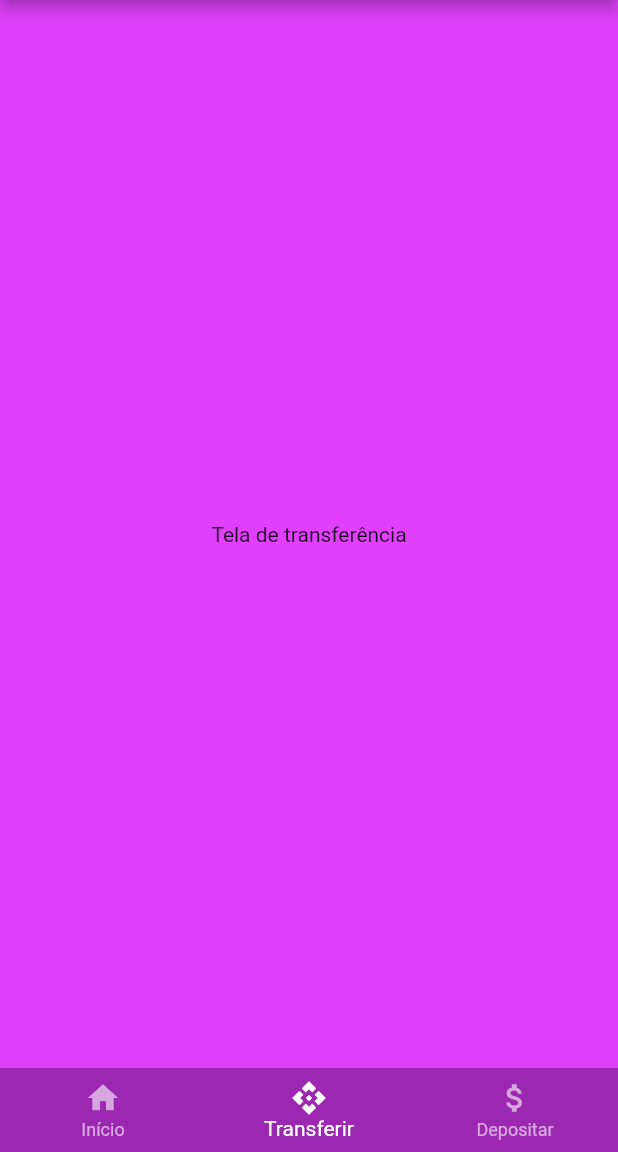
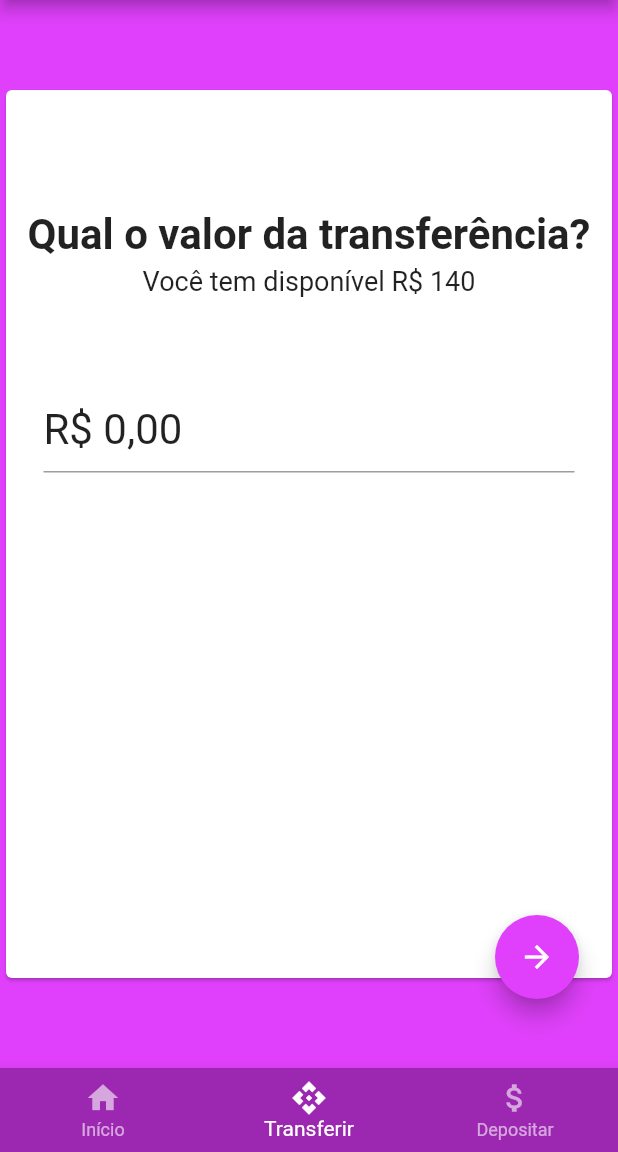
Before and after one commit to Rayllanderson/raybank, a Flutter app: the HomePage screen opened by its route, item 2 of the bottom bar chosen, on a phone screen of 412 x 824 dp, the part 84-1236 px from its top. Run offline on Flutter 3.47's test engine with Material 2 defaults, Android fonts, the light colour scheme and no system bars; our stand-ins replace flutter_masked_text; network calls fail.

Commit message:
Criando página de transferencia, input mask e outros componentes

```diff
--- /dev/null
+++ b/mobile/lib/src/components/headers/header.dart
@@ -0,0 +1,22 @@
+import 'package:flutter/material.dart';
+import 'package:mobile/src/components/texts/styles/text_styles.dart';
+
+class Header extends StatelessWidget {
+  const Header({Key key, this.title, this.subtitle}) : super(key: key);
+
+  final title;
+  final subtitle;
+
+  @override
+  Widget build(BuildContext context) {
+    return Column(
+        crossAxisAlignment: CrossAxisAlignment.center,
+        mainAxisAlignment: MainAxisAlignment.center,
+        children: [
+          Text(title, style: MyTextStyle.title()),
+          SizedBox(height: 4),
+          Text(subtitle, style: MyTextStyle.subtitle())
+        ]
+    );
+  }
+}
--- /dev/null
+++ b/mobile/lib/src/components/inputs/text_input_masked.dart
@@ -0,0 +1,24 @@
+import 'package:flutter/material.dart';
+
+class TextInputMasked extends StatelessWidget {
+
+  final controller;
+  final void Function(String) onChange;
+
+  const TextInputMasked({Key key, this.controller, this.onChange}) : super(key: key);
+
+  @override
+  Widget build(BuildContext context) {
+    return TextField(
+        keyboardType: TextInputType.number,
+        onChanged: onChange,
+        controller: controller,
+        decoration: InputDecoration(
+          hintText: 'R\$ 0,00',
+        ),
+      style: TextStyle(
+        fontSize: 28
+      ),
+    );
+  }
+}
--- /dev/null
+++ b/mobile/lib/src/components/texts/styles/text_styles.dart
@@ -0,0 +1,42 @@
+import 'package:flutter/cupertino.dart';
+
+class MyTextStyle{
+
+  /// fontSize: 28,
+  ///
+  /// fontWeight: FontWeight.bold
+  static title(){
+    return TextStyle(
+      fontSize: 28,
+      fontWeight: FontWeight.bold
+    );
+  }
+
+  static subtitle(){
+    return TextStyle(
+        fontSize: 18,
+        fontWeight: FontWeight.normal
+    );
+  }
+
+  ///FontWeight.Bold
+  static fwBold() {
+    return TextStyle(
+        fontWeight: FontWeight.bold
+    );
+  }
+
+  ///FontWeight.w300
+  static fw300() {
+    return TextStyle(
+        fontWeight: FontWeight.w300
+    );
+  }
+
+  ///FontWeight.w300
+  static fw400() {
+    return TextStyle(
+        fontWeight: FontWeight.w400
+    );
+  }
+}
--- /dev/null
+++ b/mobile/lib/src/utils/mask_util.dart
@@ -0,0 +1,13 @@
+import 'package:flutter_masked_text/flutter_masked_text.dart';
+
+final moneyMaskedController = MoneyMaskedTextController(
+    decimalSeparator: ',',
+    thousandSeparator: '.',
+    leftSymbol: 'R\$ '
+);
+
+String unmaskMoney(String maskedMoney){
+  String unmaskedMoney = maskedMoney.replaceAll('R\$', '');
+  unmaskedMoney = unmaskedMoney.replaceAll('.', '');
+  return unmaskedMoney.replaceAll(',', '.');
+}
--- a/mobile/lib/src/views/home_page.dart
+++ b/mobile/lib/src/views/home_page.dart
@@ -2,6 +2,7 @@ import 'package:flutter/material.dart';
 import 'package:mobile/src/components/navigations/bottom_navigation.dart';
 import 'package:mobile/src/themes/themes.dart';
 import 'package:mobile/src/views/inital_screen.dart';
+import 'package:mobile/src/views/transfer_screen.dart';
 
 class HomePage extends StatefulWidget {
   const HomePage({Key key}) : super(key: key);
@@ -21,13 +22,32 @@ class _HomePageState extends State<HomePage> {
 
   static const List<Widget> _widgetOptions = <Widget>[
     InitialScreen(),
-    Text(
-      'Tela de transferência',
-    ),
+    TransferScreen(),
     Text(
       'Tela de depósito',
     ),
   ];
+
+  floatingActionButton(index){
+    bool isOnInitialPage = index == 0;
+    if (isOnInitialPage) return null;
+    return Padding(
+      padding: const EdgeInsets.only(bottom: 30, right: 10),
+      child: FloatingActionButton(
+        backgroundColor: Themes.primaryColor,
+        child: Icon(Icons.arrow_forward),
+        onPressed: (){
+          if(index == 1){
+            print('indo pra página de transferência');
+          }
+          if(index == 2){
+            print('indo pra página de depósito');
+          }
+        },
+      ),
+    );
+  }
+
 
   @override
   Widget build(BuildContext context) {
@@ -72,6 +92,7 @@ class _HomePageState extends State<HomePage> {
             ),
           ),
         ]),
+        floatingActionButton: floatingActionButton(_selectedIndex),
         bottomNavigationBar: BottomNavigator(
           selectedIndex: _selectedIndex,
           onItemTapped: (index) {
--- /dev/null
+++ b/mobile/lib/src/views/transfer_screen.dart
@@ -0,0 +1,42 @@
+import 'package:flutter/material.dart';
+import 'package:mobile/src/components/headers/header.dart';
+import 'package:mobile/src/components/inputs/text_input_masked.dart';
+import 'package:mobile/src/utils/mask_util.dart';
+
+class TransferScreen extends StatefulWidget {
+  const TransferScreen({Key key}) : super(key: key);
+
+  @override
+  _TransferScreenState createState() => _TransferScreenState();
+}
+
+class _TransferScreenState extends State<TransferScreen> {
+
+  @override
+  Widget build(BuildContext context) {
+    return Container(
+      height: 600,
+      child: Card(
+        child: Column(
+          children: [
+            SizedBox(height: 80,),
+            Header(
+                title: 'Qual o valor da transferência?',
+                subtitle: 'Você tem disponível R\$ 140'
+            ),
+            SizedBox(height: 60,),
+            Padding(
+              padding: const EdgeInsets.symmetric(horizontal: 25.0),
+              child: TextInputMasked(
+                controller: moneyMaskedController,
+                onChange: (value){
+                  print(value);
+                },
+              )
+            ),
+          ],
+        ),
+      ),
+    );
+  }
+}
--- a/mobile/pubspec.yaml
+++ b/mobile/pubspec.yaml
@@ -28,6 +28,7 @@ dependencies:
   # The following adds the Cupertino Icons font to your application.
   # Use with the CupertinoIcons class for iOS style icons.
   cupertino_icons: ^1.0.2
+  flutter_masked_text: ^0.8.0
 
 dev_dependencies:
   flutter_test:
```
Also changed, not shown: mobile/lib/src/components/cards/page_card.dart (added).
